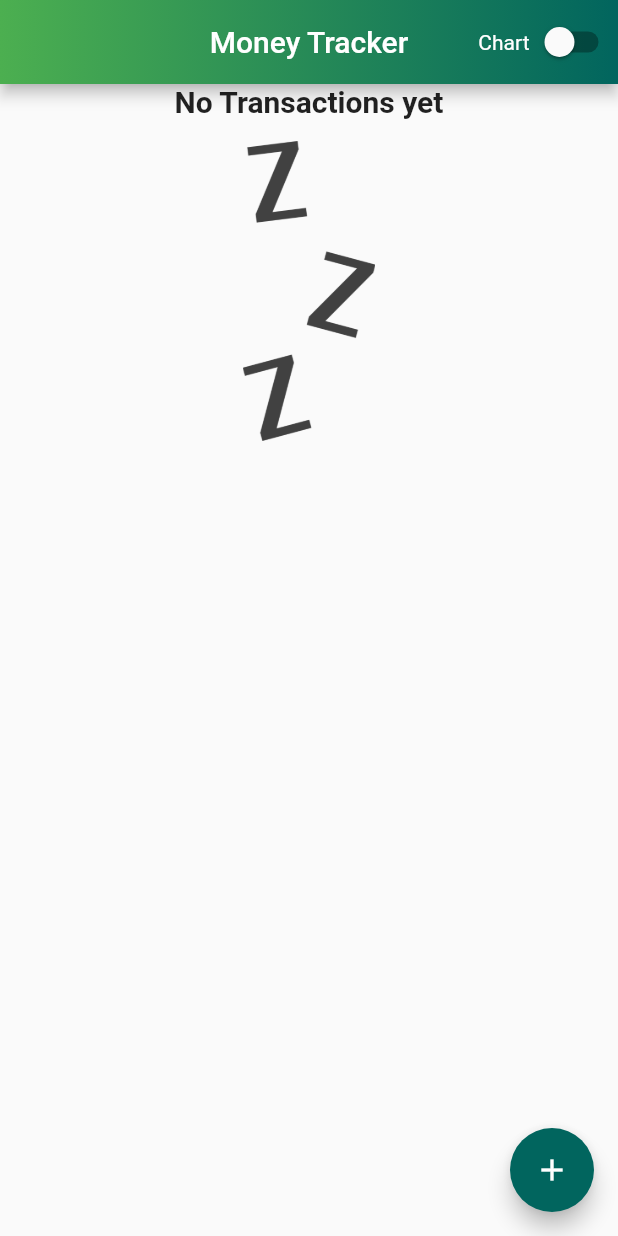
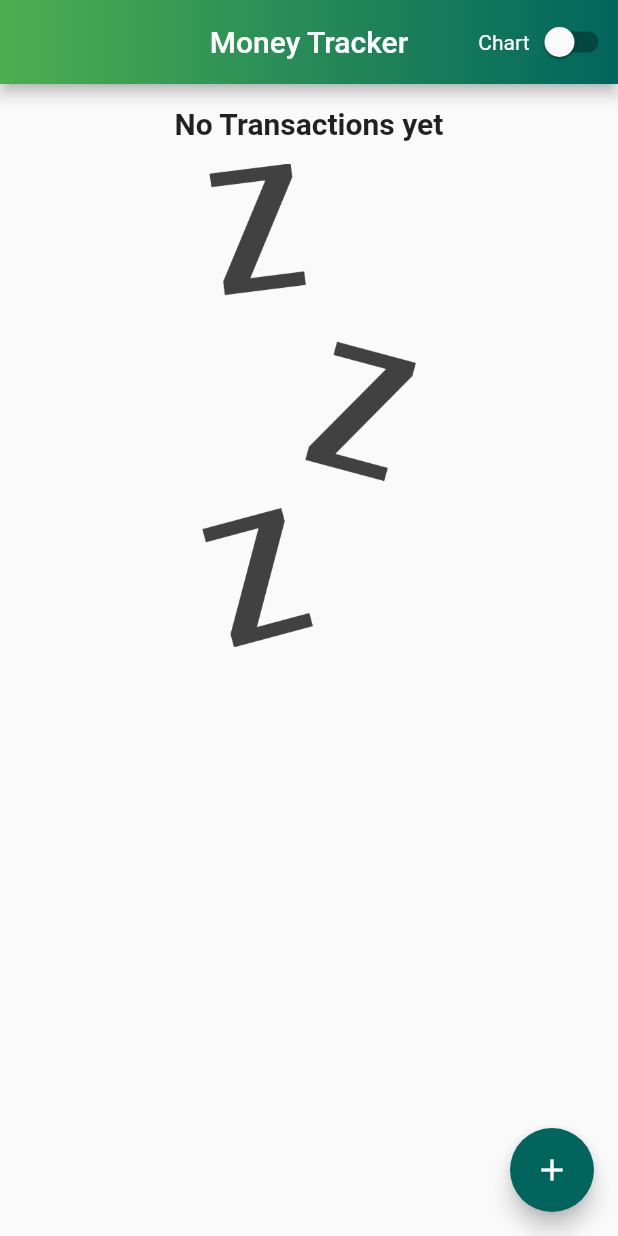
Before and after one commit to mmcguire91/money_tracker, a Flutter app: the screen it shows after launch, on a phone screen of 412 x 824 dp. Run offline on Flutter 3.47's test engine with Material 2 defaults, Android fonts, the phone set to English and light mode, and no system bars; our stand-ins replace gradient_app_bar.

Commit message:
calculate height dynamically using LayoutBuilder

```diff
--- a/lib/main.dart
+++ b/lib/main.dart
@@ -1,6 +1,6 @@
 import 'package:flutter/cupertino.dart';
 import 'package:flutter/material.dart';
-import 'package:flutter/services.dart';
+// import 'package:flutter/services.dart';
 //used to import properties to set device orientation to portait only
 import 'package:gradient_app_bar/gradient_app_bar.dart';
 import 'package:money_tracker/Widgets/new_transaction.dart';
@@ -149,11 +149,12 @@ class _HomeState extends State<Home> {
                     height: (MediaQuery.of(context).size.height -
                             appBar.preferredSize.height -
                             MediaQuery.of(context).padding.top) *
-                        0.3, //calculate the height dynamically subtracting the height of the appBar and the status bar
+                        0.8, //calculate the height dynamically subtracting the height of the appBar and the status bar
                     // in order to use mediq query you must move the material app up into a stateless widget
                     child: Chart(_recentTransactions),
                   )
                 : Container(
+                    margin: EdgeInsets.fromLTRB(0, 15, 0, 0),
                     height: (MediaQuery.of(context).size.height -
                             appBar.preferredSize.height -
                             MediaQuery.of(context).padding.top) *
--- a/lib/models/transaction_list.dart
+++ b/lib/models/transaction_list.dart
@@ -11,7 +11,9 @@ class TransactionList extends StatelessWidget {
   @override
   Widget build(BuildContext context) {
     return transactions.isEmpty
-        ? Column(
+        ? LayoutBuilder(
+            builder: (ctx, constraints) {
+              return Column(
                 children: <Widget>[
                   Text(
                     'No Transactions yet',
@@ -22,13 +24,15 @@ class TransactionList extends StatelessWidget {
                   ),
                   SizedBox(height: 15.0),
                   Container(
-                height: 200,
+                    height: constraints.maxHeight * 0.6,
                     child: Image.asset(
                       'assets/waiting.png',
                       fit: BoxFit.cover,
                     ),
                   ),
                 ],
+              );
+            },
           )
         : ListView.builder(
             itemBuilder: (context, index) {
```
Also changed, not shown: lib/Widgets/chart_bar.dart (+24 -5 lines). Lines whose indentation alone changed are shown as unchanged.
